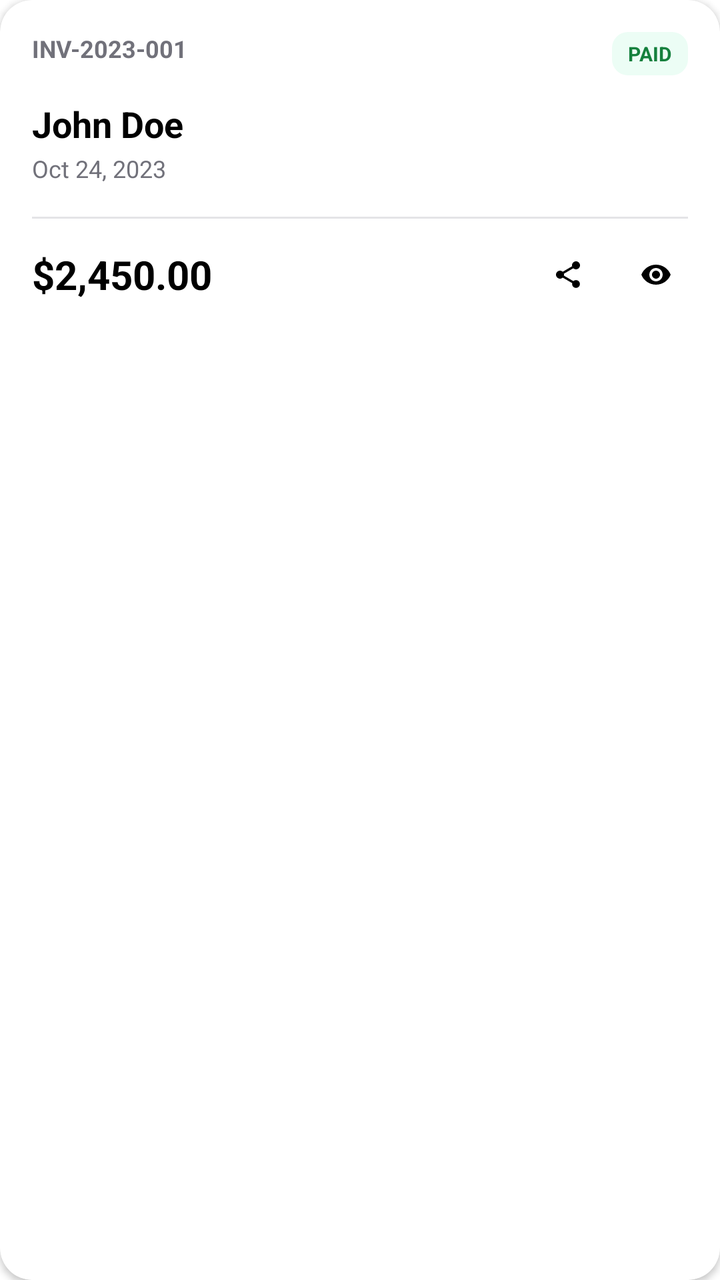
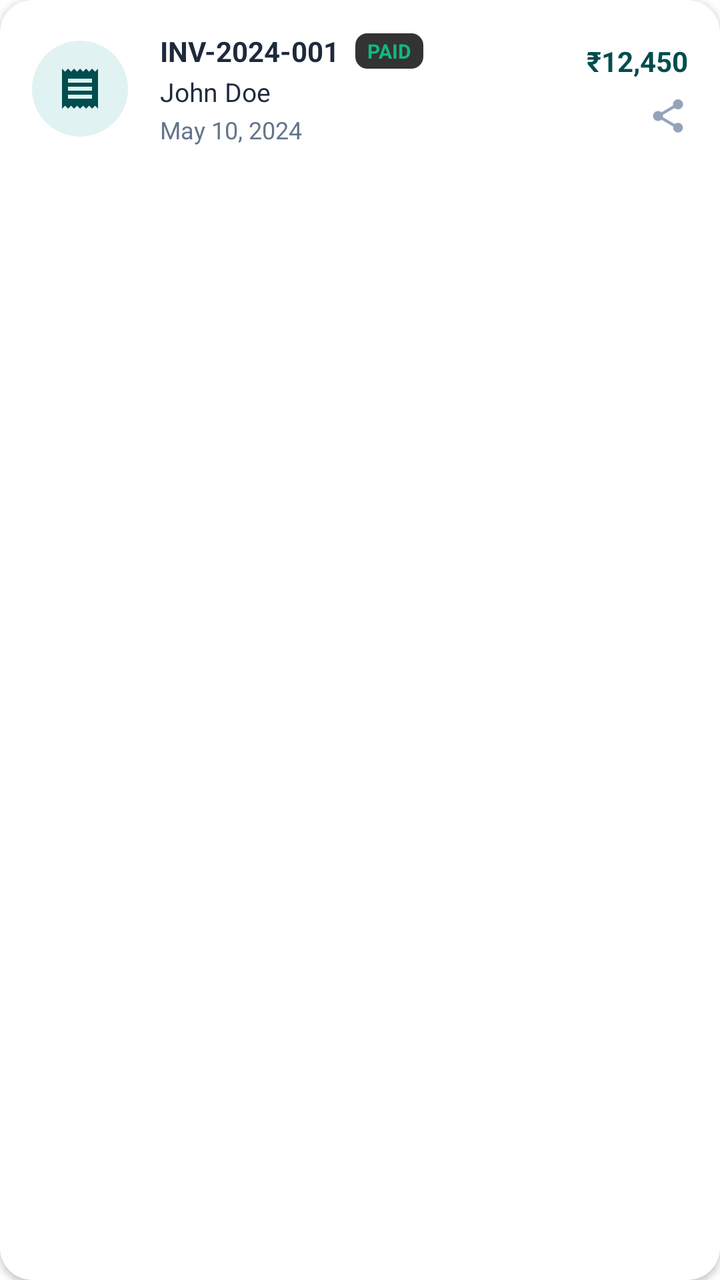

Two renders of the same Android screen: before a commit and after it. Below are the layout's source before the change and the commit's diff.
<!-- AndroidManifest.xml: application theme Theme.Florra -->
<!-- res/layout/item_saved_bill.xml -->
<?xml version="1.0" encoding="utf-8"?>
<androidx.cardview.widget.CardView xmlns:android="http://schemas.android.com/apk/res/android"
    xmlns:app="http://schemas.android.com/apk/res-auto"
    android:layout_width="match_parent"
    android:layout_height="wrap_content"
    android:layout_marginBottom="16dp"
    app:cardBackgroundColor="@color/white"
    app:cardCornerRadius="16dp"
    app:cardElevation="2dp">

    <LinearLayout
        android:layout_width="match_parent"
        android:layout_height="wrap_content"
        android:orientation="vertical"
        android:padding="16dp">

        
        <RelativeLayout
            android:layout_width="match_parent"
            android:layout_height="wrap_content"
            android:layout_marginBottom="12dp">

            <TextView
                android:id="@+id/tvBillNo"
                android:layout_width="wrap_content"
                android:layout_height="wrap_content"
                android:text="INV-2023-001"
                android:textColor="@color/zinc_500"
                android:textSize="12sp"
                android:textStyle="bold" />

            <TextView
                android:id="@+id/tvBillStatus"
                android:layout_width="wrap_content"
                android:layout_height="wrap_content"
                android:layout_alignParentEnd="true"
                android:background="@drawable/bg_stock_in"
                android:paddingHorizontal="8dp"
                android:paddingVertical="4dp"
                android:text="Paid"
                android:textColor="@color/emerald_700"
                android:textSize="10sp"
                android:textStyle="bold"
                android:textAllCaps="true" />

        </RelativeLayout>

        
        <LinearLayout
            android:layout_width="match_parent"
            android:layout_height="wrap_content"
            android:layout_marginBottom="16dp"
            android:orientation="vertical">

            <TextView
                android:id="@+id/tvCustomerName"
                android:layout_width="wrap_content"
                android:layout_height="wrap_content"
                android:text="John Doe"
                android:textColor="@color/primary_color"
                android:textSize="18sp"
                android:textStyle="bold"
                android:layout_marginBottom="2dp" />

            <TextView
                android:id="@+id/tvDate"
                android:layout_width="wrap_content"
                android:layout_height="wrap_content"
                android:text="Oct 24, 2023"
                android:textColor="@color/zinc_500"
                android:textSize="12sp" />

        </LinearLayout>

        
        <View
            android:layout_width="match_parent"
            android:layout_height="1dp"
            android:background="@color/zinc_200"
            android:layout_marginBottom="12dp" />

        
        <RelativeLayout
            android:layout_width="match_parent"
            android:layout_height="wrap_content">

            <TextView
                android:id="@+id/tvAmount"
                android:layout_width="wrap_content"
                android:layout_height="wrap_content"
                android:layout_centerVertical="true"
                android:text="$2,450.00"
                android:textColor="@color/primary_color"
                android:textSize="20sp"
                android:textStyle="bold" />

            <LinearLayout
                android:layout_width="wrap_content"
                android:layout_height="wrap_content"
                android:layout_alignParentEnd="true"
                android:orientation="horizontal">

                <ImageView
                    android:id="@+id/btnShare"
                    android:layout_width="32dp"
                    android:layout_height="32dp"
                    android:layout_marginEnd="12dp"
                    android:background="@drawable/bg_icon_button"
                    android:padding="8dp"
                    android:src="@drawable/ic_share"
                    app:tint="@color/primary_color" />

                <ImageView
                    android:id="@+id/btnView"
                    android:layout_width="32dp"
                    android:layout_height="32dp"
                    android:background="@drawable/bg_icon_button"
                    android:padding="8dp"
                    android:src="@drawable/ic_visibility"
                    app:tint="@color/primary_color" />

            </LinearLayout>

        </RelativeLayout>

    </LinearLayout>

</androidx.cardview.widget.CardView>
<!-- resources referenced by this layout -->
<resources>
  <color name="emerald_700">#15803d</color>
  <color name="primary_color">#FF000000</color>
  <color name="white">#FFFFFFFF</color>
  <color name="zinc_200">#e4e4e7</color>
  <color name="zinc_500">#71717a</color>
  <!-- drawable bg_icon_button (drawable) -->
  <?xml version="1.0" encoding="utf-8"?>
  <ripple xmlns:android="http://schemas.android.com/apk/res/android"
      android:color="?attr/colorControlHighlight">
      <item android:id="@android:id/mask">
          <shape android:shape="oval">
              <solid android:color="#000000" />
          </shape>
      </item>
  </ripple>
  <!-- drawable bg_stock_in (drawable) -->
  <?xml version="1.0" encoding="utf-8"?>
  <shape xmlns:android="http://schemas.android.com/apk/res/android">
      <solid android:color="#ECFDF5" />
      <corners android:radius="8dp" />
  </shape>
  <!-- drawable ic_share (drawable) -->
  <vector xmlns:android="http://schemas.android.com/apk/res/android"
      android:width="24dp"
      android:height="24dp"
      android:viewportWidth="24"
      android:viewportHeight="24">
      <path
          android:fillColor="#FF000000"
          android:pathData="M18,16.08c-0.76,0 -1.44,0.3 -1.96,0.77L8.91,12.7c0.05,-0.23 0.09,-0.46 0.09,-0.7s-0.04,-0.47 -0.09,-0.7l7.05,-4.11c0.54,0.5 1.25,0.81 2.04,0.81 1.66,0 3,-1.34 3,-3s-1.34,-3 -3,-3 -3,1.34 -3,3c0,0.24 0.04,0.47 0.09,0.7L8.04,9.81C7.5,9.31 6.79,9 6,9c-1.66,0 -3,1.34 -3,3s1.34,3 3,3c0.79,0 1.5,-0.31 2.04,-0.81l7.12,4.16c-0.05,0.21 -0.08,0.43 -0.08,0.65 0,1.61 1.31,2.92 2.92,2.92 1.61,0 2.92,-1.31 2.92,-2.92S19.61,16.08 18,16.08z" />
  </vector>
  <!-- drawable ic_visibility (drawable) -->
  <?xml version="1.0" encoding="utf-8"?>
  <vector xmlns:android="http://schemas.android.com/apk/res/android"
      android:width="24dp"
      android:height="24dp"
      android:viewportWidth="24"
      android:viewportHeight="24"
      android:tint="?attr/colorControlNormal">
      <path
          android:fillColor="@android:color/white"
          android:pathData="M12,4.5C7,4.5 2.73,7.61 1,12c1.73,4.39 6,7.5 11,7.5s9.27,-3.11 11,-7.5c-1.73,-4.39 -6,-7.5 -11,-7.5zM12,17c-2.76,0 -5,-2.24 -5,-5s2.24,-5 5,-5 5,2.24 5,5 -2.24,5 -5,5zM12,9c-1.66,0 -3,1.34 -3,3s1.34,3 3,3 3,-1.34 3,-3 -1.34,-3 -3,-3z"/>
  </vector>
  <style name="Theme.Florra" parent="Theme.MaterialComponents.Light.NoActionBar">
          <item name="colorPrimary">#0F172A</item>
          <item name="colorPrimaryVariant">#0F172A</item>
          <item name="colorOnPrimary">#FFFFFF</item>
          <item name="colorSecondary">#E2E8F0</item>
          <item name="colorSecondaryVariant">#CBD5E1</item>
          <item name="colorOnSecondary">#0F172A</item>
          <item name="android:statusBarColor">@android:color/white</item>
          <item name="android:navigationBarColor">@android:color/white</item>
          <item name="android:windowLightStatusBar">true</item>
          <item name="android:windowLightNavigationBar">true</item>
          <item name="android:windowFullscreen">false</item>
      </style>
</resources>

<!-- the commit's change to res/layout/item_saved_bill.xml (unified diff, before → after) -->
@@ -3,126 +3,108 @@
     xmlns:app="http://schemas.android.com/apk/res-auto"
     android:layout_width="match_parent"
     android:layout_height="wrap_content"
-    android:layout_marginBottom="16dp"
-    app:cardBackgroundColor="@color/white"
+    android:layout_marginBottom="12dp"
     app:cardCornerRadius="16dp"
     app:cardElevation="2dp">
 
     <LinearLayout
         android:layout_width="match_parent"
         android:layout_height="wrap_content"
-        android:orientation="vertical"
-        android:padding="16dp">
+        android:orientation="horizontal"
+        android:padding="16dp"
+        android:gravity="center_vertical">
 
         
         <RelativeLayout
-            android:layout_width="match_parent"
-            android:layout_height="wrap_content"
-            android:layout_marginBottom="12dp">
-
-            <TextView
-                android:id="@+id/tvBillNo"
-                android:layout_width="wrap_content"
-                android:layout_height="wrap_content"
-                android:text="INV-2023-001"
-                android:textColor="@color/zinc_500"
-                android:textSize="12sp"
-                android:textStyle="bold" />
-
-            <TextView
-                android:id="@+id/tvBillStatus"
-                android:layout_width="wrap_content"
-                android:layout_height="wrap_content"
-                android:layout_alignParentEnd="true"
-                android:background="@drawable/bg_stock_in"
-                android:paddingHorizontal="8dp"
-                android:paddingVertical="4dp"
-                android:text="Paid"
-                android:textColor="@color/emerald_700"
-                android:textSize="10sp"
-                android:textStyle="bold"
-                android:textAllCaps="true" />
-
+            android:layout_width="48dp"
+            android:layout_height="48dp"
+            android:background="@drawable/bg_circle_light_teal"
+            android:layout_marginEnd="16dp">
+            <ImageView
+                android:id="@+id/btnView"
+                android:layout_width="24dp"
+                android:layout_height="24dp"
+                android:layout_centerInParent="true"
+                android:src="@drawable/ic_receipt"
+                app:tint="#014d4e" />
         </RelativeLayout>
 
         
         <LinearLayout
-            android:layout_width="match_parent"
+            android:layout_width="0dp"
             android:layout_height="wrap_content"
-            android:layout_marginBottom="16dp"
+            android:layout_weight="1"
             android:orientation="vertical">
+            <LinearLayout
+                android:layout_width="wrap_content"
+                android:layout_height="wrap_content"
+                android:orientation="horizontal"
+                android:gravity="center_vertical">
+                <TextView
+                    android:id="@+id/tvBillNo"
+                    android:layout_width="wrap_content"
+                    android:layout_height="wrap_content"
+                    android:text="INV-2024-001"
+                    android:textColor="#1E293B"
+                    android:textSize="14sp"
+                    android:textStyle="bold" />
+                
+                <TextView
+                    android:id="@+id/tvBillStatus"
+                    android:layout_width="wrap_content"
+                    android:layout_height="wrap_content"
+                    android:layout_marginStart="8dp"
+                    android:background="@drawable/bg_status_paid"
+                    android:paddingHorizontal="6dp"
+                    android:paddingVertical="2dp"
+                    android:text="PAID"
+                    android:textColor="#10B981"
+                    android:textSize="10sp"
+                    android:textStyle="bold" />
+            </LinearLayout>
 
             <TextView
                 android:id="@+id/tvCustomerName"
                 android:layout_width="wrap_content"
                 android:layout_height="wrap_content"
                 android:text="John Doe"
-                android:textColor="@color/primary_color"
-                android:textSize="18sp"
-                android:textStyle="bold"
-                android:layout_marginBottom="2dp" />
+                android:textColor="#1E293B"
+                android:textSize="13sp"
+                android:layout_marginTop="2dp" />
 
             <TextView
                 android:id="@+id/tvDate"
                 android:layout_width="wrap_content"
                 android:layout_height="wrap_content"
-                android:text="Oct 24, 2023"
-                android:textColor="@color/zinc_500"
-                android:textSize="12sp" />
-
+                android:text="May 10, 2024"
+                android:textColor="#64748B"
+                android:textSize="12sp"
+                android:layout_marginTop="2dp" />
         </LinearLayout>
 
         
-        <View
-            android:layout_width="match_parent"
-            android:layout_height="1dp"
-            android:background="@color/zinc_200"
-            android:layout_marginBottom="12dp" />
-
-        
-        <RelativeLayout
-            android:layout_width="match_parent"
-            android:layout_height="wrap_content">
-
+        <LinearLayout
+            android:layout_width="wrap_content"
+            android:layout_height="wrap_content"
+            android:orientation="vertical"
+            android:gravity="end">
             <TextView
                 android:id="@+id/tvAmount"
                 android:layout_width="wrap_content"
                 android:layout_height="wrap_content"
-                android:layout_centerVertical="true"
-                android:text="$2,450.00"
-                android:textColor="@color/primary_color"
-                android:textSize="20sp"
+                android:text="₹12,450"
+                android:textColor="#014d4e"
+                android:textSize="14sp"
                 android:textStyle="bold" />
 
-            <LinearLayout
-                android:layout_width="wrap_content"
-                android:layout_height="wrap_content"
-                android:layout_alignParentEnd="true"
-                android:orientation="horizontal">
-
-                <ImageView
-                    android:id="@+id/btnShare"
-                    android:layout_width="32dp"
-                    android:layout_height="32dp"
-                    android:layout_marginEnd="12dp"
-                    android:background="@drawable/bg_icon_button"
-                    android:padding="8dp"
-                    android:src="@drawable/ic_share"
-                    app:tint="@color/primary_color" />
-
-                <ImageView
-                    android:id="@+id/btnView"
-                    android:layout_width="32dp"
-                    android:layout_height="32dp"
-                    android:background="@drawable/bg_icon_button"
-                    android:padding="8dp"
-                    android:src="@drawable/ic_visibility"
-                    app:tint="@color/primary_color" />
-
-            </LinearLayout>
-
-        </RelativeLayout>
+            <ImageView
+                android:id="@+id/btnShare"
+                android:layout_width="20dp"
+                android:layout_height="20dp"
+                android:layout_marginTop="8dp"
+                android:src="@drawable/ic_share"
+                app:tint="#94A3B8" />
+        </LinearLayout>
 
     </LinearLayout>
-
 </androidx.cardview.widget.CardView>
<!-- resource entries referenced after the edit -->
@@ -1,26 +1,27 @@
 <!-- resources referenced by this layout -->
 <resources>
-  <color name="emerald_700">#15803d</color>
-  <color name="primary_color">#FF000000</color>
-  <color name="white">#FFFFFFFF</color>
-  <color name="zinc_200">#e4e4e7</color>
-  <color name="zinc_500">#71717a</color>
-  <!-- drawable bg_icon_button (drawable) -->
+  <!-- drawable bg_circle_light_teal (drawable) -->
   <?xml version="1.0" encoding="utf-8"?>
-  <ripple xmlns:android="http://schemas.android.com/apk/res/android"
-      android:color="?attr/colorControlHighlight">
-      <item android:id="@android:id/mask">
-          <shape android:shape="oval">
-              <solid android:color="#000000" />
-          </shape>
-      </item>
-  </ripple>
-  <!-- drawable bg_stock_in (drawable) -->
+  <shape xmlns:android="http://schemas.android.com/apk/res/android"
+      android:shape="oval">
+      <solid android:color="#E0F2F1" />
+  </shape>
+  <!-- drawable bg_status_paid (drawable) -->
   <?xml version="1.0" encoding="utf-8"?>
   <shape xmlns:android="http://schemas.android.com/apk/res/android">
-      <solid android:color="#ECFDF5" />
-      <corners android:radius="8dp" />
+      <solid android:color="#333333" />
+      <corners android:radius="6dp" />
   </shape>
+  <!-- drawable ic_receipt (drawable) -->
+  <vector xmlns:android="http://schemas.android.com/apk/res/android"
+      android:width="24dp"
+      android:height="24dp"
+      android:viewportWidth="24"
+      android:viewportHeight="24">
+      <path
+          android:fillColor="#FF000000"
+          android:pathData="M18,17H6v-2h12v2zM18,13H6v-2h12v2zM18,9H6V7h12v2zM3,22l1.5,-1.5L6,22l1.5,-1.5L9,22l1.5,-1.5L12,22l1.5,-1.5L15,22l1.5,-1.5L18,22l1.5,-1.5L21,22V2l-1.5,1.5L18,2l-1.5,1.5L15,2l-1.5,1.5L12,2l-1.5,1.5L9,2 7.5,3.5 6,2 4.5,3.5 3,2v20z"/>
+  </vector>
   <!-- drawable ic_share (drawable) -->
   <vector xmlns:android="http://schemas.android.com/apk/res/android"
       android:width="24dp"
@@ -30,18 +31,6 @@
       <path
           android:fillColor="#FF000000"
           android:pathData="M18,16.08c-0.76,0 -1.44,0.3 -1.96,0.77L8.91,12.7c0.05,-0.23 0.09,-0.46 0.09,-0.7s-0.04,-0.47 -0.09,-0.7l7.05,-4.11c0.54,0.5 1.25,0.81 2.04,0.81 1.66,0 3,-1.34 3,-3s-1.34,-3 -3,-3 -3,1.34 -3,3c0,0.24 0.04,0.47 0.09,0.7L8.04,9.81C7.5,9.31 6.79,9 6,9c-1.66,0 -3,1.34 -3,3s1.34,3 3,3c0.79,0 1.5,-0.31 2.04,-0.81l7.12,4.16c-0.05,0.21 -0.08,0.43 -0.08,0.65 0,1.61 1.31,2.92 2.92,2.92 1.61,0 2.92,-1.31 2.92,-2.92S19.61,16.08 18,16.08z" />
-  </vector>
-  <!-- drawable ic_visibility (drawable) -->
-  <?xml version="1.0" encoding="utf-8"?>
-  <vector xmlns:android="http://schemas.android.com/apk/res/android"
-      android:width="24dp"
-      android:height="24dp"
-      android:viewportWidth="24"
-      android:viewportHeight="24"
-      android:tint="?attr/colorControlNormal">
-      <path
-          android:fillColor="@android:color/white"
-          android:pathData="M12,4.5C7,4.5 2.73,7.61 1,12c1.73,4.39 6,7.5 11,7.5s9.27,-3.11 11,-7.5c-1.73,-4.39 -6,-7.5 -11,-7.5zM12,17c-2.76,0 -5,-2.24 -5,-5s2.24,-5 5,-5 5,2.24 5,5 -2.24,5 -5,5zM12,9c-1.66,0 -3,1.34 -3,3s1.34,3 3,3 3,-1.34 3,-3 -1.34,-3 -3,-3z"/>
   </vector>
   <style name="Theme.Florra" parent="Theme.MaterialComponents.Light.NoActionBar">
           <item name="colorPrimary">#0F172A</item>
